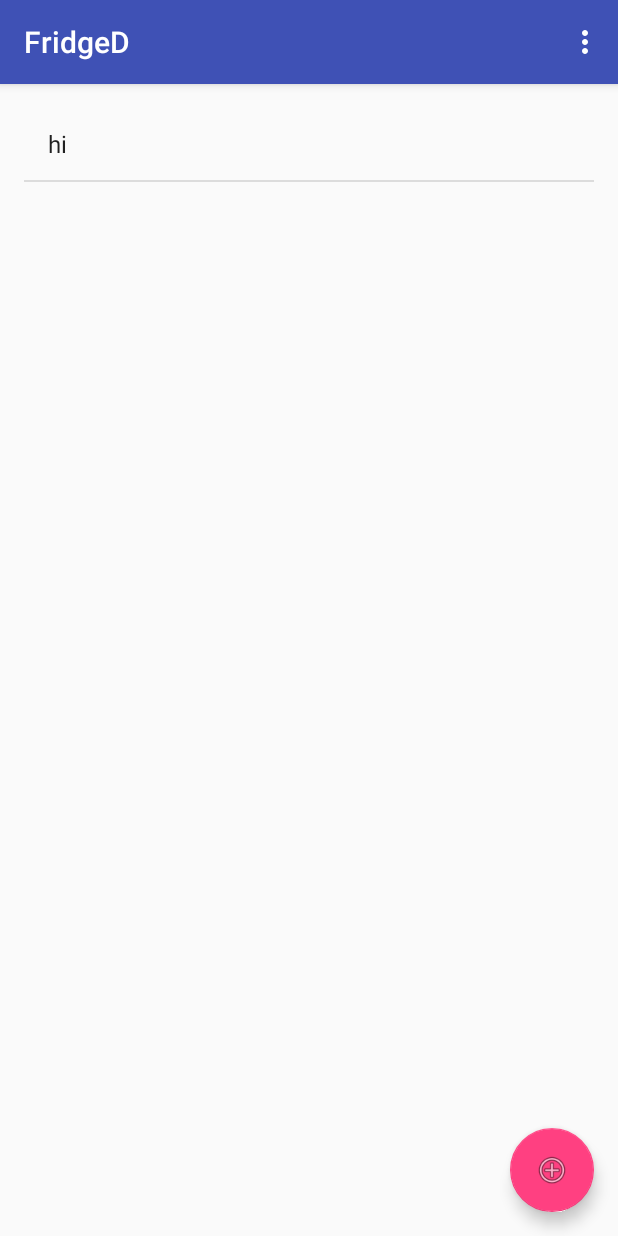
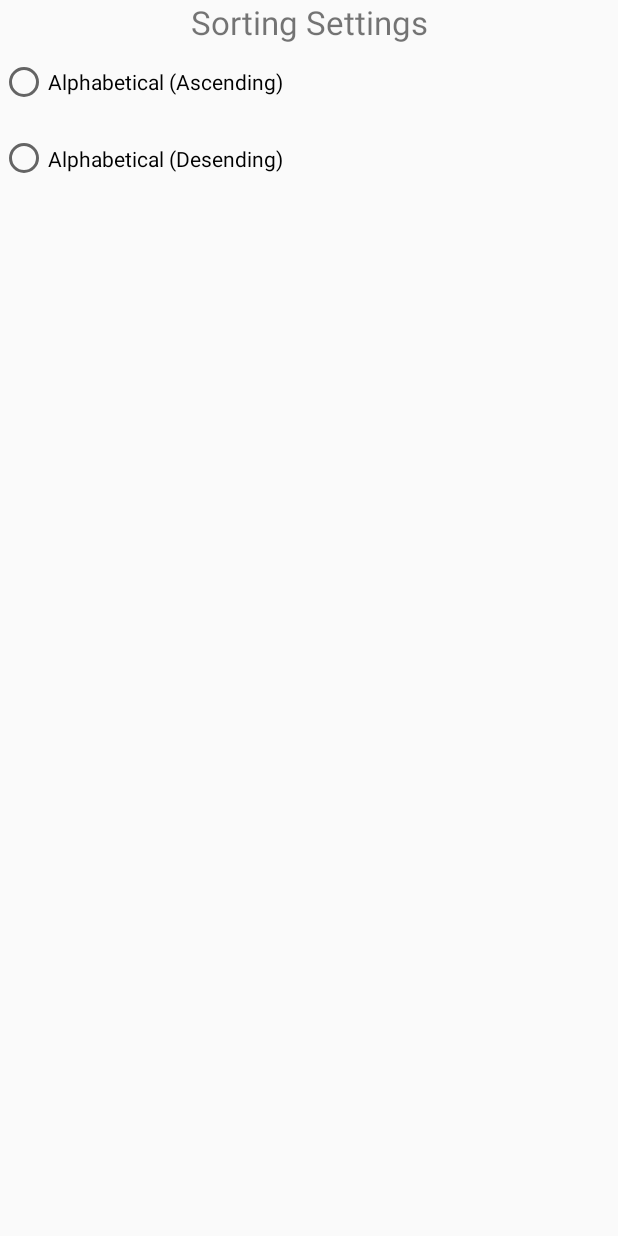
Before and after one commit to DevinSova/FridgeD, an Android app: the screen it shows after launch (MainActivity), in the options menu, after a tap on "Settings", on a phone screen of 412 x 824 dp. Run offline under Robolectric (Android 15) with nearby library versions, the phone set to English and light mode, and no system bars.

Commit message:
Finisheed all ArrayListFunctions

```diff
--- a/app/src/main/java/hackers/purdue/firstbusinesscompany/fridged/MainActivity.java
+++ b/app/src/main/java/hackers/purdue/firstbusinesscompany/fridged/MainActivity.java
@@ -33,6 +33,7 @@ public class MainActivity extends AppCompatActivity {
     BaseAdapter adapter;
     SharedPreferences fridgeSharedPreferences;
     ArrayList<String> fridgeArray;
+    String currentSort;
 
     @Override
     protected void onCreate(Bundle savedInstanceState) {
@@ -49,7 +50,7 @@ public class MainActivity extends AppCompatActivity {
         }
         fridgeItems = (ListView) findViewById(R.id.fridgeList);
         adapter = new ArrayAdapter<String>(this, android.R.layout.simple_list_item_1, fridgeArray);
-
+        currentSort = "Alphabetical(Ascending)";
 
         fridgeItems.setAdapter(adapter);
 
@@ -58,7 +59,9 @@ public class MainActivity extends AppCompatActivity {
             @Override
             public void onClick(View view) {
                 fridgeArray.add(0, "hi");
+                fridgeArray.add(1, "");
                 updateListView();
+                fridgeArray.clear();
             }
         });
     }
@@ -79,7 +82,7 @@ public class MainActivity extends AppCompatActivity {
 
         //noinspection SimplifiableIfStatement
         if (id == R.id.action_settings) {
-            return true;
+            setContentView(R.layout.settings);
         }
 
         return super.onOptionsItemSelected(item);
--- a/app/src/main/java/hackers/purdue/firstbusinesscompany/fridged/arrayListFunctions.java
+++ b/app/src/main/java/hackers/purdue/firstbusinesscompany/fridged/arrayListFunctions.java
@@ -50,11 +50,11 @@ public class arrayListFunctions {
             System.out.println("Wrong Input");
             return Items;
         }
-//<<<<<<< HEAD
     return Items;
-//=======
-//>>>>>>> 0e848b4720eb724d771508f19c68f2f0287bb75a
     }
-
-
+    public static void listArray(ArrayList<String> Items){
+        for(int i = 0; i<Items.size(); i++){
+            System.out.println(Items.get(i));
+        }
+    }
 }
--- /dev/null
+++ b/app/src/main/java/hackers/purdue/firstbusinesscompany/fridged/settings.java
@@ -0,0 +1,8 @@
+package hackers.purdue.firstbusinesscompany.fridged;
+
+/**
+ * Created by Neosk on 10/15/2016.
+ */
+
+public class settings {
+}
--- a/app/src/main/res/layout/activity_main.xml
+++ b/app/src/main/res/layout/activity_main.xml
@@ -21,6 +21,8 @@
 
     </android.support.design.widget.AppBarLayout>
 
+    <include layout="@layout/content_main" />
+
     <android.support.design.widget.FloatingActionButton
         android:id="@+id/fab"
         android:layout_width="wrap_content"
@@ -29,6 +31,4 @@
         android:layout_margin="@dimen/fab_margin"
         app:srcCompat="@android:drawable/ic_menu_add" />
 
-    <include layout="@layout/content_main" />
-
 </android.support.design.widget.CoordinatorLayout>
--- a/app/src/main/res/layout/content_main.xml
+++ b/app/src/main/res/layout/content_main.xml
@@ -17,6 +17,8 @@
         android:layout_width="match_parent"
         android:layout_height="match_parent"
         android:id="@+id/fridgeList"
-        android:layout_alignParentTop="true"
-        android:layout_alignParentStart="true" />
+        android:layout_marginEnd="35dp"
+        android:layout_marginBottom="37dp"
+        android:layout_alignParentBottom="true"
+        android:layout_alignParentEnd="true" />
 </RelativeLayout>
--- /dev/null
+++ b/app/src/main/res/layout/settings.xml
@@ -0,0 +1,34 @@
+<?xml version="1.0" encoding="utf-8"?>
+<LinearLayout xmlns:android="http://schemas.android.com/apk/res/android"
+    android:orientation="vertical" android:layout_width="match_parent"
+    android:layout_height="match_parent">
+
+    <TextView
+        android:text="Sorting Settings"
+        android:layout_width="match_parent"
+        android:layout_height="wrap_content"
+        android:id="@+id/textView"
+        android:textSize="22sp"
+        android:textAlignment="center"
+        android:fontFamily="sans-serif" />
+
+    <RadioGroup
+        android:layout_width="match_parent"
+        android:layout_height="102dp" >
+
+        <RadioButton
+            android:text="Alphabetical (Ascending)"
+            android:layout_width="match_parent"
+            android:layout_height="wrap_content"
+            android:id="@+id/radioButton"
+            android:layout_weight="1" />
+
+        <RadioButton
+            android:text="Alphabetical (Desending)"
+            android:layout_width="match_parent"
+            android:layout_height="wrap_content"
+            android:id="@+id/radioButton2"
+            android:layout_weight="1" />
+    </RadioGroup>
+
+</LinearLayout>
--- a/app/src/main/res/menu/menu_main.xml
+++ b/app/src/main/res/menu/menu_main.xml
@@ -5,6 +5,5 @@
     <item
         android:id="@+id/action_settings"
         android:orderInCategory="100"
-        android:title="@string/action_settings"
-        app:showAsAction="never" />
+        android:title="@string/action_settings" />
 </menu>
```
